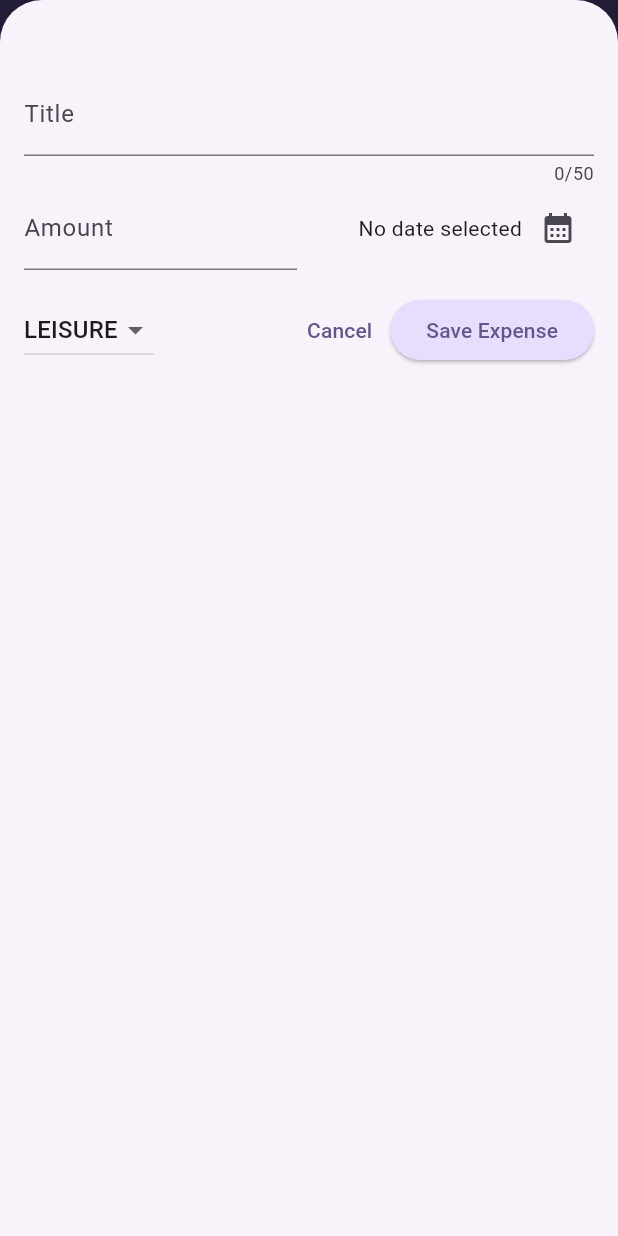
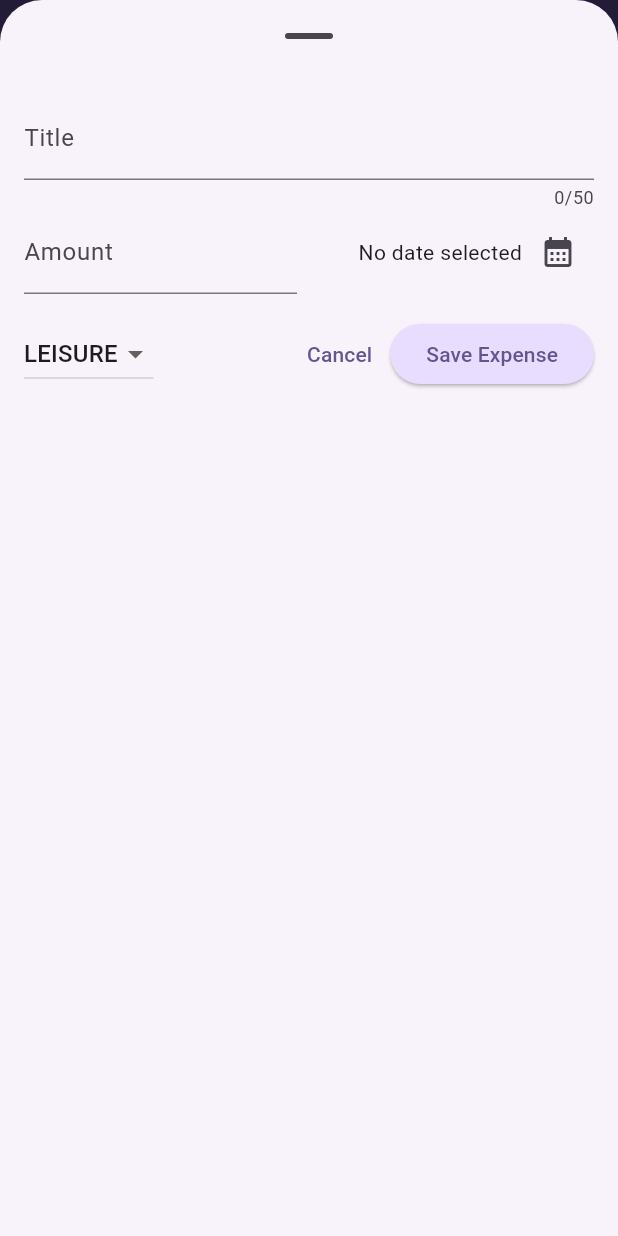
Before and after one commit to eduardomuchak/expenses_tracker, a Flutter app: the screen it shows after launch, after a tap on the "add" icon, on a phone screen of 412 x 824 dp. Run offline on Flutter 3.47's test engine with Material 3 defaults, Android fonts, the phone set to English and light mode, and no system bars.

Commit message:
feat: adiciona responsividade aos elementos do projeto

```diff
--- a/lib/main.dart
+++ b/lib/main.dart
@@ -1,4 +1,5 @@
 import 'package:flutter/material.dart';
+// import 'package:flutter/services.dart';
 
 import 'package:expense_tracker/widgets/expenses.dart';
 
@@ -12,9 +13,14 @@ var kDarkColorScheme = ColorScheme.fromSeed(
 );
 
 void main() {
+  // WidgetsFlutterBinding.ensureInitialized();
+  // SystemChrome.setPreferredOrientations([
+  //   DeviceOrientation.portraitUp,
+  // ]).then((fn) {
   runApp(
     MaterialApp(
       darkTheme: ThemeData.dark().copyWith(
+        useMaterial3: true,
         colorScheme: kDarkColorScheme,
         cardTheme: const CardTheme().copyWith(
           color: kDarkColorScheme.secondaryContainer,
@@ -31,6 +37,7 @@ void main() {
         ),
       ),
       theme: ThemeData().copyWith(
+        useMaterial3: true,
         colorScheme: kColorScheme,
         appBarTheme: const AppBarTheme().copyWith(
           backgroundColor: kColorScheme.onPrimaryContainer,
@@ -60,4 +67,5 @@ void main() {
       home: const Expenses(),
     ),
   );
+  // });
 }
--- a/lib/widgets/expenses.dart
+++ b/lib/widgets/expenses.dart
@@ -32,10 +32,11 @@ class _ExpensesState extends State<Expenses> {
 
   void _openAddExpenseOverlay() {
     showModalBottomSheet(
+        useSafeArea: true,
         isScrollControlled: true,
         context: context,
         builder: (ctx) => NewExpense(onAddExpense: _addExpense),
-    );
+        showDragHandle: true);
   }
 
   void _addExpense(Expense expense) {
@@ -68,6 +69,8 @@ class _ExpensesState extends State<Expenses> {
 
   @override
   Widget build(BuildContext context) {
+    final width = MediaQuery.of(context).size.width;
+
     Widget mainContent = const Center(
       child: Text('No expenses found. Start adding some!'),
     );
@@ -89,14 +92,23 @@ class _ExpensesState extends State<Expenses> {
           ),
         ],
       ),
-      body: Column(
+      body: width < 600
+          ? Column(
               children: [
                 Chart(expenses: _registeredExpenses),
                 Expanded(
                   child: mainContent,
                 ),
               ],
+            )
+          : Row(children: [
+              Expanded(
+                child: Chart(expenses: _registeredExpenses),
               ),
+              Expanded(
+                child: mainContent,
+              ),
+            ]),
     );
   }
 }
--- a/lib/widgets/new_expense.dart
+++ b/lib/widgets/new_expense.dart
@@ -1,3 +1,6 @@
+import 'dart:io';
+
+import 'package:flutter/cupertino.dart';
 import 'package:flutter/material.dart';
 
 import 'package:expense_tracker/models/expense.dart';
@@ -33,13 +36,24 @@ class _NewExpenseState extends State<NewExpense> {
     });
   }
 
-  void _submitExpenseData() {
-    final enteredAmount = double.tryParse(_amountController
-        .text); // tryParse('Hello') => null, tryParse('1.12') => 1.12
-    final amountIsInvalid = enteredAmount == null || enteredAmount <= 0;
-    if (_titleController.text.trim().isEmpty ||
-        amountIsInvalid ||
-        _selectedDate == null) {
+  void _showDialog() {
+    if (Platform.isIOS) {
+      showCupertinoDialog(
+          context: context,
+          builder: (ctx) => CupertinoAlertDialog(
+                title: const Text('Invalid input'),
+                content: const Text(
+                    'Please make sure a valid title, amount, date and category was entered.'),
+                actions: [
+                  TextButton(
+                    onPressed: () {
+                      Navigator.pop(ctx);
+                    },
+                    child: const Text('Okay'),
+                  ),
+                ],
+              ));
+    } else {
       showDialog(
         context: context,
         builder: (ctx) => AlertDialog(
@@ -56,6 +70,17 @@ class _NewExpenseState extends State<NewExpense> {
           ],
         ),
       );
+    }
+  }
+
+  void _submitExpenseData() {
+    final enteredAmount = double.tryParse(_amountController
+        .text); // tryParse('Hello') => null, tryParse('1.12') => 1.12
+    final amountIsInvalid = enteredAmount == null || enteredAmount <= 0;
+    if (_titleController.text.trim().isEmpty ||
+        amountIsInvalid ||
+        _selectedDate == null) {
+      _showDialog();
       return;
     }
 
@@ -79,10 +104,44 @@ class _NewExpenseState extends State<NewExpense> {
 
   @override
   Widget build(BuildContext context) {
-    return Padding(
-      padding: const EdgeInsets.fromLTRB(16, 48, 16, 16),
+    final keyboardSpace = MediaQuery.of(context).viewInsets.bottom;
+    return LayoutBuilder(builder: (ctx, constraints) {
+      final width = constraints.maxWidth;
+
+      return SizedBox(
+        height: double.infinity,
+        child: SingleChildScrollView(
+          child: Padding(
+            padding: EdgeInsets.fromLTRB(16, 16, 16, keyboardSpace + 16),
             child: Column(
               children: [
+                if (width >= 600)
+                  Row(
+                    crossAxisAlignment: CrossAxisAlignment.start,
+                    children: [
+                      Expanded(
+                        child: TextField(
+                          controller: _titleController,
+                          maxLength: 50,
+                          decoration: const InputDecoration(
+                            label: Text('Title'),
+                          ),
+                        ),
+                      ),
+                      const SizedBox(width: 24),
+                      Expanded(
+                        child: TextField(
+                          controller: _amountController,
+                          keyboardType: TextInputType.number,
+                          decoration: const InputDecoration(
+                            prefixText: '\$ ',
+                            label: Text('Amount'),
+                          ),
+                        ),
+                      ),
+                    ],
+                  )
+                else
                   TextField(
                     controller: _titleController,
                     maxLength: 50,
@@ -90,6 +149,51 @@ class _NewExpenseState extends State<NewExpense> {
                       label: Text('Title'),
                     ),
                   ),
+                if (width >= 600)
+                  Row(children: [
+                    DropdownButton(
+                      value: _selectedCategory,
+                      items: Category.values
+                          .map(
+                            (category) => DropdownMenuItem(
+                              value: category,
+                              child: Text(
+                                category.name.toUpperCase(),
+                              ),
+                            ),
+                          )
+                          .toList(),
+                      onChanged: (value) {
+                        if (value == null) {
+                          return;
+                        }
+                        setState(() {
+                          _selectedCategory = value;
+                        });
+                      },
+                    ),
+                    const SizedBox(width: 24),
+                    Expanded(
+                      child: Row(
+                        mainAxisAlignment: MainAxisAlignment.end,
+                        crossAxisAlignment: CrossAxisAlignment.center,
+                        children: [
+                          Text(
+                            _selectedDate == null
+                                ? 'No date selected'
+                                : formatter.format(_selectedDate!),
+                          ),
+                          IconButton(
+                            onPressed: _presentDatePicker,
+                            icon: const Icon(
+                              Icons.calendar_month,
+                            ),
+                          ),
+                        ],
+                      ),
+                    ),
+                  ])
+                else
                   Row(
                     children: [
                       Expanded(
@@ -125,6 +229,21 @@ class _NewExpenseState extends State<NewExpense> {
                     ],
                   ),
                 const SizedBox(height: 16),
+                if (width >= 600)
+                  Row(children: [
+                    const Spacer(),
+                    TextButton(
+                      onPressed: () {
+                        Navigator.pop(context);
+                      },
+                      child: const Text('Cancel'),
+                    ),
+                    ElevatedButton(
+                      onPressed: _submitExpenseData,
+                      child: const Text('Save Expense'),
+                    ),
+                  ])
+                else
                   Row(
                     children: [
                       DropdownButton(
@@ -163,6 +282,9 @@ class _NewExpenseState extends State<NewExpense> {
                   ),
               ],
             ),
+          ),
+        ),
       );
+    });
   }
 }
```
Lines whose indentation alone changed are shown as unchanged.
